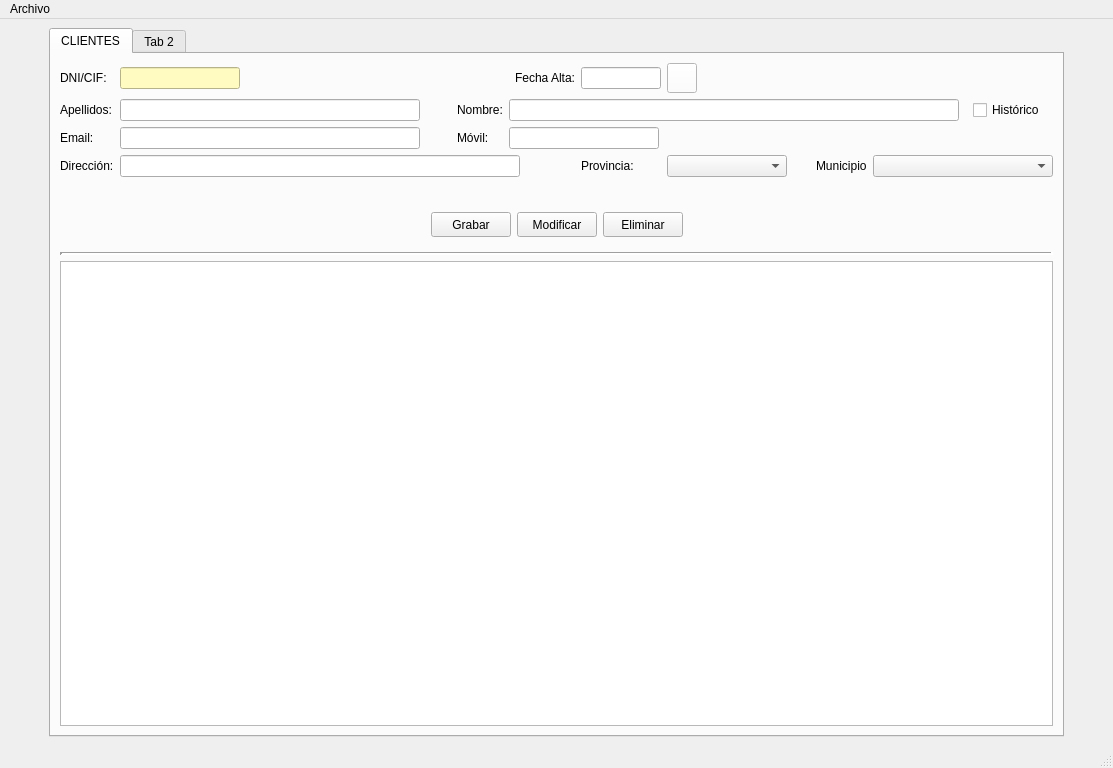
This is templates/venPrincipal.ui in DavBaquero/Proyecto-DI as Qt 5 draws it before an edit. The edited form follows.
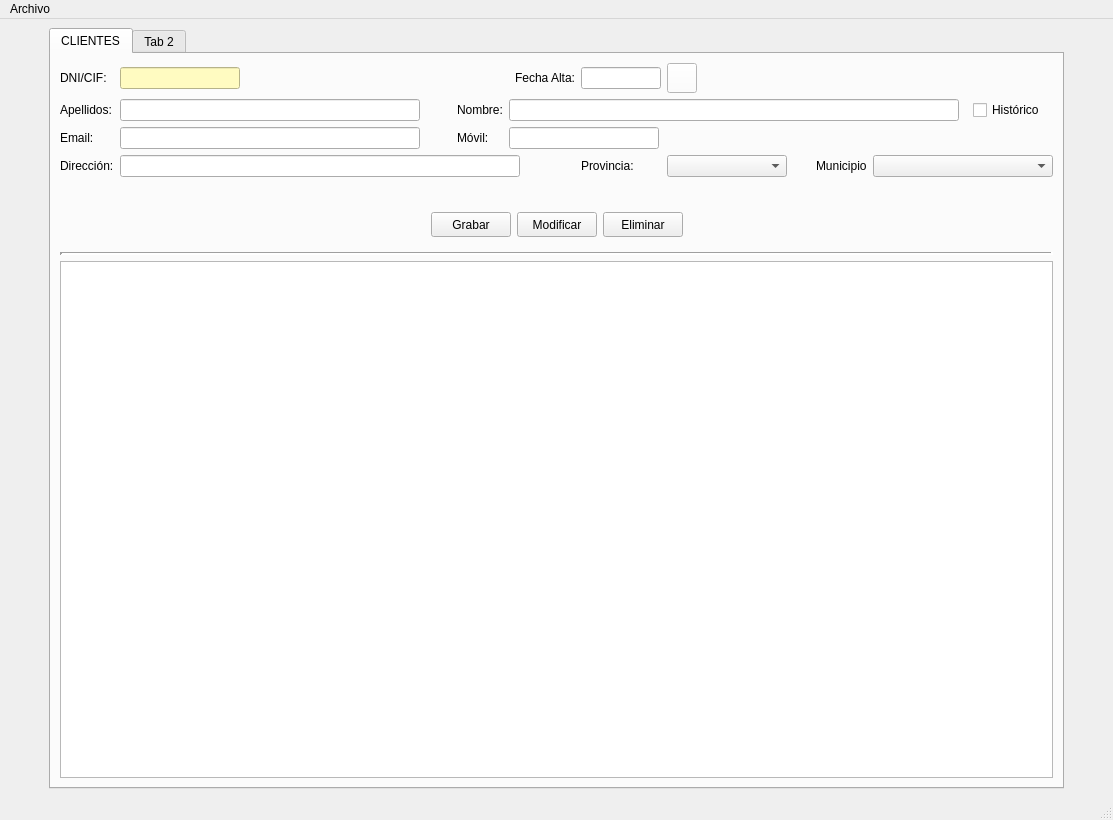
This is the edited form. Icons and pictures are not drawn.

What changed in the file:
```diff
--- a/templates/venPrincipal.ui
+++ b/templates/venPrincipal.ui
@@ -7,7 +7,7 @@
     <x>0</x>
     <y>0</y>
     <width>1113</width>
-    <height>768</height>
+    <height>820</height>
    </rect>
   </property>
   <property name="sizePolicy">
```
Left out of the diff: 272 changed lines with no effect on the pictures.
